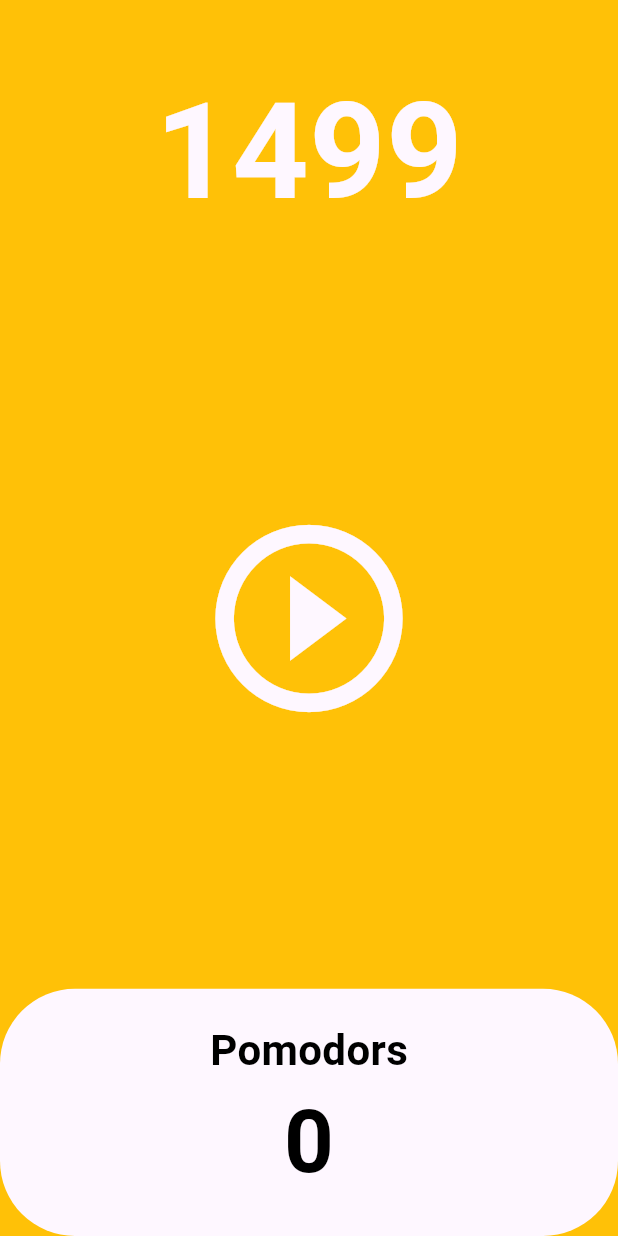
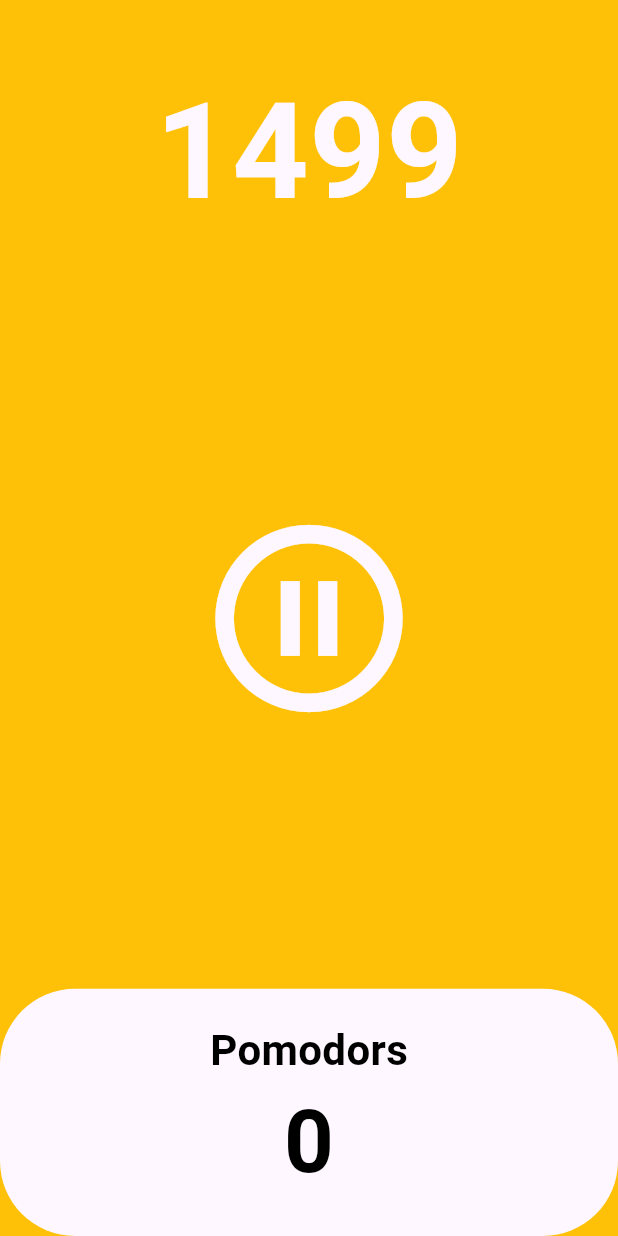
Before and after one commit to Gayun00/flutter-pomodor-timer, a Flutter app: the screen it shows after launch, after a tap on the "play circle outline" icon, on a phone screen of 412 x 824 dp. Run offline on Flutter 3.47's test engine with Material 3 defaults, Android fonts, the phone set to English and light mode, and no system bars.

Commit message:
Add: pause and resume timer

```diff
--- a/lib/screen/home_screen.dart
+++ b/lib/screen/home_screen.dart
@@ -11,6 +11,7 @@ class HomeScreen extends StatefulWidget {
 
 class _HomeScreenState extends State<HomeScreen> {
   int totalSeconds = 1500;
+  bool isRunning = false;
   late Timer timer;
 
   void onTick(Timer timer) {
@@ -21,6 +22,16 @@ class _HomeScreenState extends State<HomeScreen> {
 
   void onStartPressed() {
     timer = Timer.periodic(const Duration(seconds: 1), onTick);
+    setState(() {
+      isRunning = true;
+    });
+  }
+
+  void onPausePressed() {
+    timer.cancel();
+    setState(() {
+      isRunning = false;
+    });
   }
 
   @override
@@ -44,8 +55,10 @@ class _HomeScreenState extends State<HomeScreen> {
                     child: IconButton(
                         iconSize: 150,
                         color: Theme.of(context).cardColor,
-                        onPressed: onStartPressed,
-                        icon: const Icon(Icons.play_circle_outline)))),
+                        onPressed: isRunning ? onPausePressed : onStartPressed,
+                        icon: Icon(isRunning
+                            ? Icons.pause_circle_outline
+                            : Icons.play_circle_outline)))),
             Flexible(
                 flex: 1,
                 child: Row(
```
